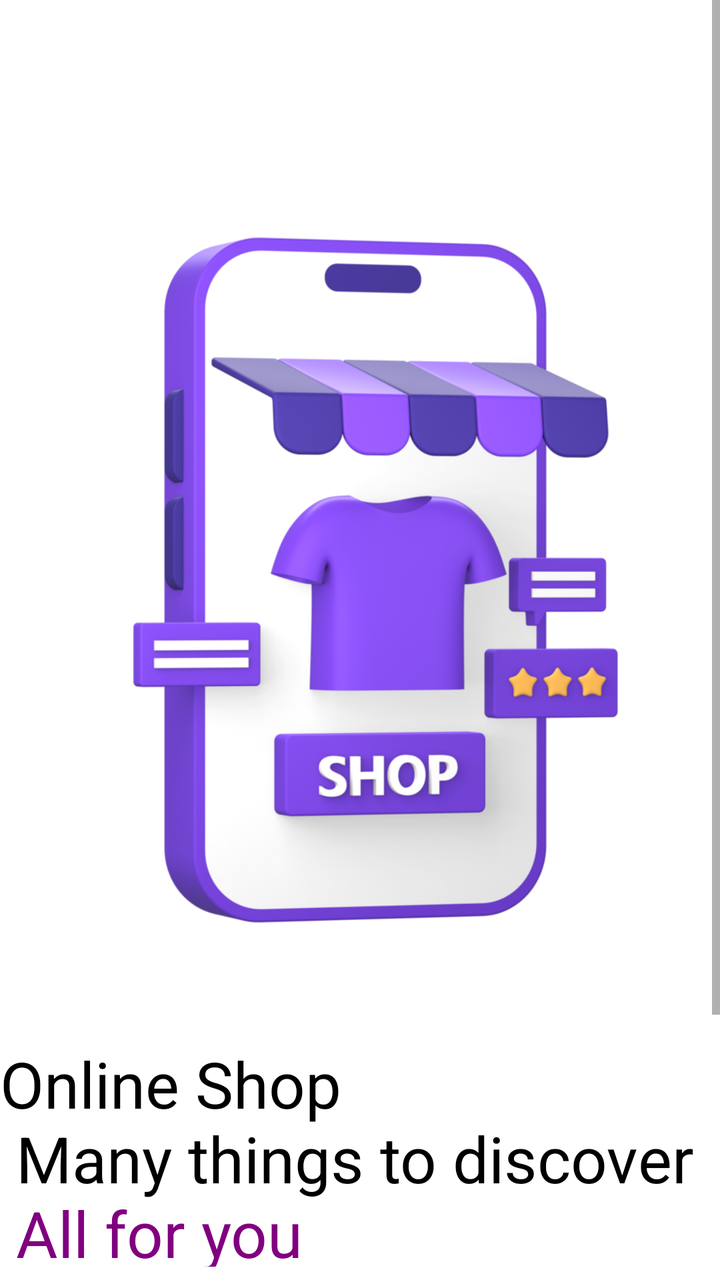
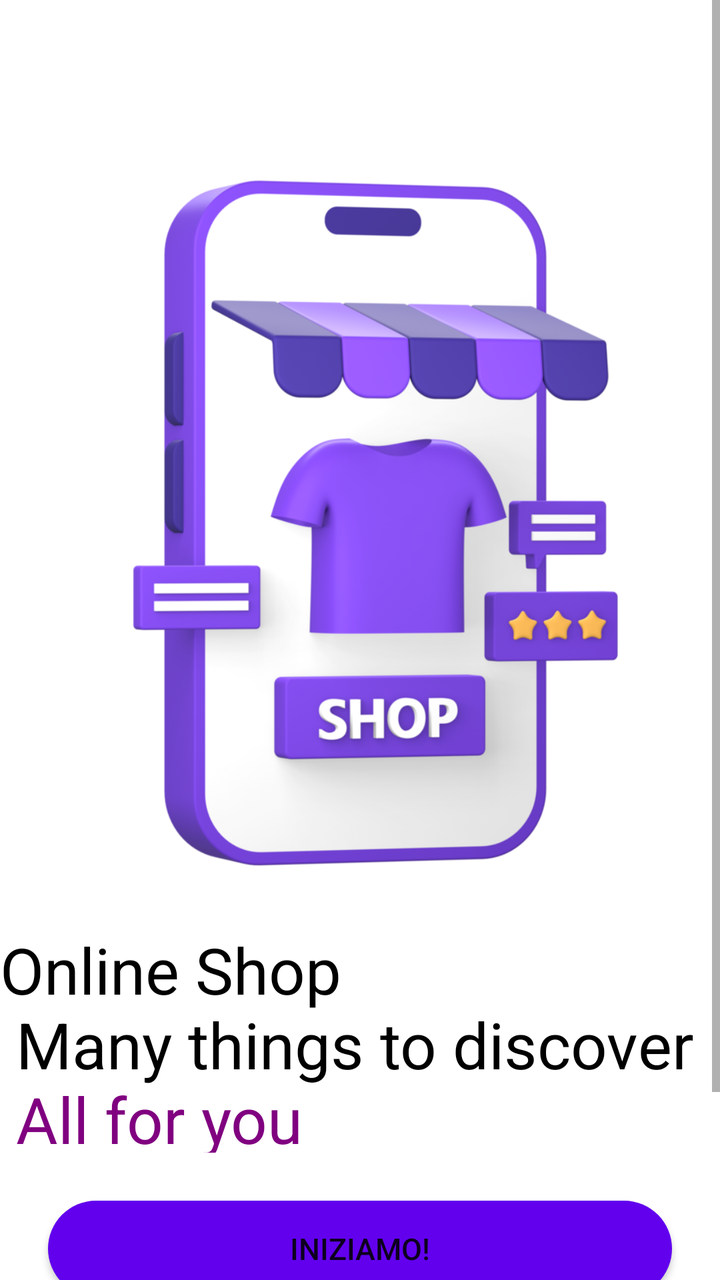

Before-and-after screenshots of an Android layout around one commit, followed by the original layout XML and the change that was made.
<!-- AndroidManifest.xml: application theme Theme.Kotlin -->
<!-- res/layout/activity_intro.xml -->
<?xml version="1.0" encoding="utf-8"?>
<androidx.constraintlayout.widget.ConstraintLayout xmlns:android="http://schemas.android.com/apk/res/android"
    xmlns:app="http://schemas.android.com/apk/res-auto"
    xmlns:tools="http://schemas.android.com/tools"
    android:layout_width="match_parent"
    android:layout_height="match_parent">

    <ScrollView
        android:layout_width="match_parent"
        android:layout_height="match_parent"
        tools:layout_editor_absoluteX="0dp"
        tools:layout_editor_absoluteY="-548dp">

        <LinearLayout
            android:layout_width="match_parent"
            android:layout_height="wrap_content"
            android:orientation="vertical">

            <ImageView
                android:id="@+id/imageView3"
                android:layout_width="match_parent"
                android:layout_height="580dp"
                app:srcCompat="@drawable/ic_imageshopintro" />

            <TextView
                android:id="@+id/textView"
                android:layout_width="match_parent"
                android:layout_height="113dp"
                android:layout_marginTop="-60dp"
                android:text="@string/intro_title"
                android:textAlignment="center"
                android:textColor="@color/black"
                android:textSize="32sp" />

            <Button
                android:id="@+id/startBtn"
                android:layout_width="match_parent"
                android:layout_height="wrap_content"
                android:layout_margin="24dp"
                android:layout_marginTop="20dp"
                android:background="@drawable/purple_bg"
                android:text="Iniziamo!"
                android:textSize="15dp" />

            <TextView
                android:id="@+id/textView3"
                android:layout_width="match_parent"
                android:layout_height="wrap_content"
                android:layout_marginTop="-15dp"
                android:text="@string/signin"
                android:textAlignment="center"
                android:textSize="15dp" />

            <TextView
                android:id="@+id/main"
                android:layout_width="match_parent"
                android:layout_height="wrap_content"
                android:layout_marginTop="20dp"
                android:lineSpacingExtra="10dp"
                android:text="@string/intro_text"
                android:textAlignment="center"
                android:textSize="17sp" />

        </LinearLayout>
    </ScrollView>

</androidx.constraintlayout.widget.ConstraintLayout>
<!-- resources referenced by this layout -->
<resources>
  <color name="black">#FF000000</color>
  <!-- drawable ic_imageshopintro: webp bitmap (drawable, 152974 bytes) -->
  <!-- drawable purple_bg (drawable) -->
  <?xml version="1.0" encoding="utf-8"?>
  <selector xmlns:android="http://schemas.android.com/apk/res/android">
      <item>
          <shape android:shape="rectangle">
              <solid android:color="@color/purple_500"/>
              <corners android:radius="100dp"/>
          </shape>
      </item>
  </selector>
  <string name="intro_text">Scopri le ultime novità \nScelti esclusivamente per te</string>
  <string name="intro_title">Online Shop \n Many things to discover\n <font color="purple">All for you</font></string>
  <string name="signin">Hai gia un account?<font color="purple"> Accedi</font></string>
  <style name="Theme.Kotlin" parent="Theme.MaterialComponents.DayNight.NoActionBar">
          
          <item name="colorPrimary">@color/purple_500</item>
          <item name="colorPrimaryVariant">@color/purple_700</item>
          <item name="colorOnPrimary">@color/white</item>
          
          <item name="colorSecondary">@color/teal_200</item>
          <item name="colorSecondaryVariant">@color/teal_700</item>
          <item name="colorOnSecondary">@color/black</item>
          
          <item name="android:statusBarColor">?attr/colorPrimaryVariant</item>
          
          <item name="android:windowTranslucentNavigation">true</item>
      </style>
  <color name="purple_500">#FF6200EE</color>
  <color name="purple_700">#FF3700B3</color>
  <color name="white">#FFFFFFFF</color>
  <color name="teal_200">#FF03DAC5</color>
  <color name="teal_700">#FF018786</color>
</resources>

<!-- the commit's change to res/layout/activity_intro.xml (unified diff, before → after) -->
@@ -19,7 +19,7 @@
             <ImageView
                 android:id="@+id/imageView3"
                 android:layout_width="match_parent"
-                android:layout_height="580dp"
+                android:layout_height="523dp"
                 app:srcCompat="@drawable/ic_imageshopintro" />
 
             <TextView
